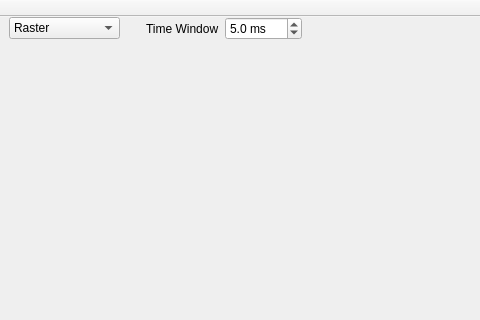
The window that pymea/ui/PyMEAMainWindow.ui (dbridges/mea-tools) describes before a commit, drawn with Qt 5; both pictures show x 0 to 480 and y 0 to 320 of the 1146 by 664 pixel window.
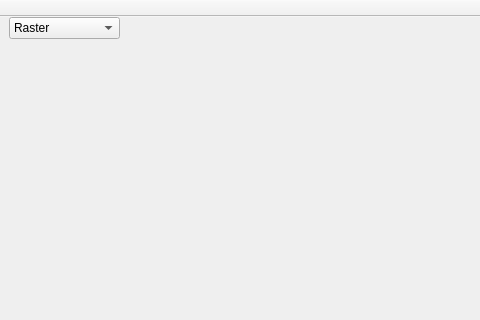
The same window after the commit. Custom widgets are drawn as their Qt base class.

Commit message: Scroll to change conduction time window size.

```diff
--- a/pymea/ui/PyMEAMainWindow.ui
+++ b/pymea/ui/PyMEAMainWindow.ui
@@ -348,32 +348,6 @@
            <property name="margin">
             <number>0</number>
            </property>
-           <item>
-            <widget class="QLabel" name="label_3">
-             <property name="text">
-              <string>Time Window</string>
-             </property>
-            </widget>
-           </item>
-           <item>
-            <widget class="QDoubleSpinBox" name="conductionTimeWindowSpinBox">
-             <property name="keyboardTracking">
-              <bool>false</bool>
-             </property>
-             <property name="suffix">
-              <string> ms</string>
-             </property>
-             <property name="decimals">
-              <number>1</number>
-             </property>
-             <property name="minimum">
-              <double>2.000000000000000</double>
-             </property>
-             <property name="value">
-              <double>5.000000000000000</double>
-             </property>
-            </widget>
-           </item>
            <item>
             <spacer name="horizontalSpacer_4">
              <property name="orientation">
```
The commit also changes 5 other files.
